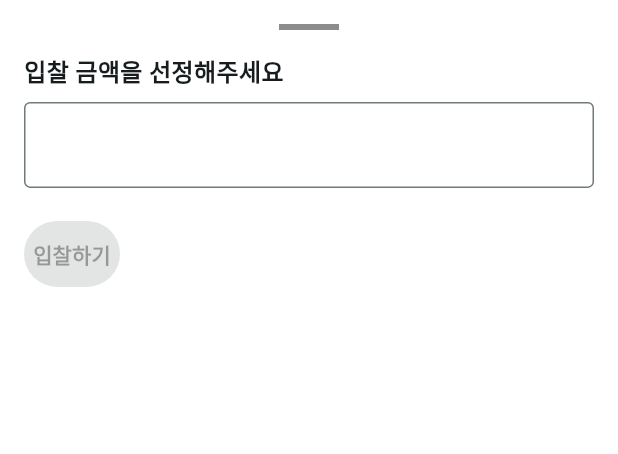
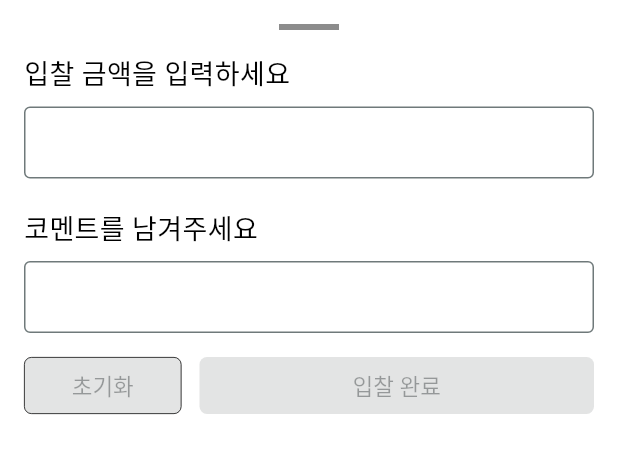
Before and after one commit to gdsc-ssu/anbd-app, a Flutter app: the BidBottomSheet widget shown alone on an empty page, opened directly with empty values, on a phone screen of 412 x 824 dp. Shown: the top 454 px of the screen. Run offline on Flutter 3.47's test engine with Material 3 defaults, Android fonts, the phone set to English and light mode, and no system bars; our stand-ins replace flutter_svg, go_router, shared_preferences, smooth_page_indicator; accounts and stored records are empty; Roboto replaces fonts that are missing (PretendardExtraBold, PretendardSemiBold).

Commit message:
[feat] bottom_sheet 입찰 UI 구현

```diff
--- a/lib/screens/detail/bid_bottom_sheet.dart
+++ b/lib/screens/detail/bid_bottom_sheet.dart
@@ -1,7 +1,9 @@
 import 'package:flutter/material.dart';
+import 'package:anbd/constants/constants.dart';
+import 'package:anbd/widgets/widgets.dart';
 
 class BidBottomSheet extends StatefulWidget {
-  final VoidCallback onBidCompleted;
+  final VoidCallback onBidCompleted; // ✅ 콜백 추가
 
   const BidBottomSheet({super.key, required this.onBidCompleted});
 
@@ -11,11 +13,13 @@ class BidBottomSheet extends StatefulWidget {
 
 class _BidBottomSheetState extends State<BidBottomSheet> {
   final TextEditingController _bidController = TextEditingController();
+  final TextEditingController _commentController = TextEditingController();
   bool isBidButtonEnabled = false;
 
   @override
   void dispose() {
     _bidController.dispose();
+    _commentController.dispose();
     super.dispose();
   }
 
@@ -24,8 +28,26 @@ class _BidBottomSheetState extends State<BidBottomSheet> {
   }
 
   void _submitBid() {
-    widget.onBidCompleted();
+    if (isBidButtonEnabled) {
+      setState(() {
+        isBidButtonEnabled = false; // ✅ 버튼 비활성화
+      });
+
+      // ✅ 스낵바 표시
+      ScaffoldMessenger.of(context).showSnackBar(
+        BlueSnackBar(text: "입찰이 완료되었습니다!"),
+      );
+
+      // ✅ 500ms 후 BottomSheet 닫기
+      Future.delayed(const Duration(milliseconds: 500), () {
+        Navigator.pop(context);
+      });
+
+      // ✅ 부모 위젯에 입찰 완료 상태 전달
+      widget.onBidCompleted();
+    }
   }
+
 
   @override
   Widget build(BuildContext context) {
@@ -39,24 +61,59 @@ class _BidBottomSheetState extends State<BidBottomSheet> {
             child: Container(width: 40, height: 4, color: Colors.black45),
           ),
           const SizedBox(height: 16),
-          const Text("입찰 금액을 선정해주세요", style: TextStyle(fontSize: 16, fontWeight: FontWeight.bold)),
+          const Text("입찰 금액을 입력하세요", style: AnbdTextStyle.TitleSB18),
           const SizedBox(height: 8),
           TextField(
             controller: _bidController,
             keyboardType: TextInputType.number,
             onChanged: _onBidAmountChanged,
-            decoration: const InputDecoration(border: OutlineInputBorder(), suffixText: "원"),
+            // enabled: isBidButtonEnabled,
+            // ✅ 입찰 후 입력 비활성화
+            decoration: const InputDecoration(
+              border: OutlineInputBorder(),
+              suffixText: "원",
+              contentPadding: EdgeInsets.symmetric(vertical: 8, horizontal: 15),
+            ),
           ),
           const SizedBox(height: 20),
-          ElevatedButton(
-            onPressed: isBidButtonEnabled ? _submitBid : null,
-            style: ElevatedButton.styleFrom(
-              backgroundColor: isBidButtonEnabled ? Colors.black : Colors.grey.shade400,
-              foregroundColor: Colors.white,
-              padding: const EdgeInsets.symmetric(vertical: 12),
+          const Text("코멘트를 남겨주세요", style: AnbdTextStyle.TitleSB18),
+          const SizedBox(height: 8),
+          TextField(
+            controller: _commentController,
+            keyboardType: TextInputType.text,
+            // enabled: isBidButtonEnabled, // ✅ 입찰 후 입력 비활성화
+            decoration: const InputDecoration(
+              border: OutlineInputBorder(),
+              contentPadding: EdgeInsets.symmetric(vertical: 8, horizontal: 15),
             ),
-            child: const Text("입찰하기", style: TextStyle(fontWeight: FontWeight.bold)),
           ),
+          const SizedBox(height: 16),
+          Row(
+            children: [
+              ResetButton(
+                onPressed: isBidButtonEnabled // ✅ 비활성화 상태에서는 초기화 불가능
+                    ? () {
+                  setState(() {
+                    _bidController.clear();
+                    _commentController.clear();
+                    isBidButtonEnabled = false; // ✅ 버튼 상태 초기화
+                  });
+                }
+                    : null,
+              ),
+              const SizedBox(width: 12),
+              Expanded(
+                child: BasicButton(
+                  text: isBidButtonEnabled ? "입찰하기" : "입찰 완료",
+                  // ✅ 텍스트 변경
+                  isClickable: true,
+                  onPressed: isBidButtonEnabled ? _submitBid : null,
+                  // ✅ 비활성화 상태에서 클릭 불가능
+                  size: BasicButtonSize.SMALL,
+                ),
+              ),
+            ],
+          )
         ],
       ),
     );
--- a/lib/widgets/reset_button.dart
+++ b/lib/widgets/reset_button.dart
@@ -23,7 +23,6 @@ class ResetButton extends StatelessWidget {
           shape: RoundedRectangleBorder(
             borderRadius: BorderRadius.circular(5),
             side: const BorderSide(
-              color: AnbdColor.systemGray05,
               width: 0.5,
             ),
           ),
```
Also changed, not shown: lib/screens/detail/bid_complete_bottom_sheet.dart (deleted, +0 -30 lines), lib/screens/detail/detail_screen.dart (+14 -16 lines), assets/svg/heart_on.svg.
